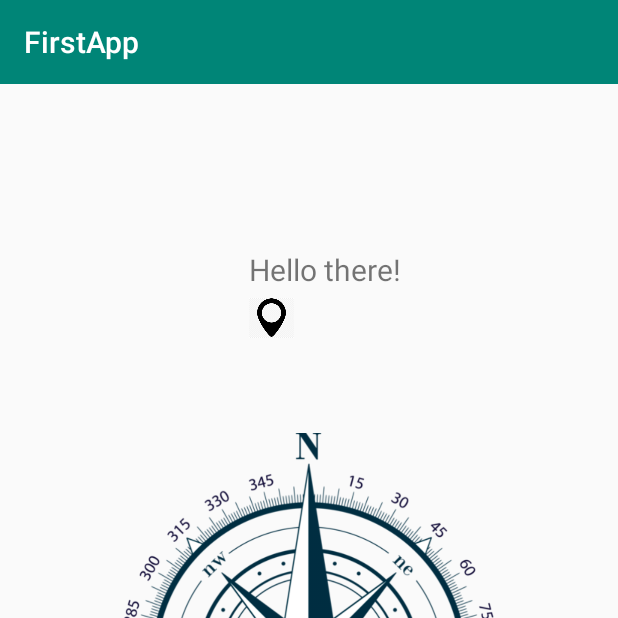
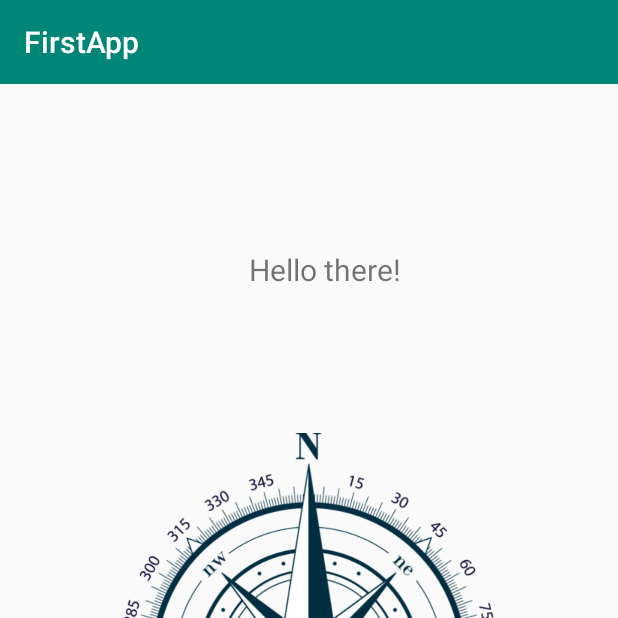
Before and after one commit to amirdawd/FirstApp, an Android app: the Compass screen opened directly, with no data from a screen before it, on a phone screen of 412 x 824 dp, the top half of it. Run offline under Robolectric (Android 15) with nearby library versions, the phone set to English and light mode, and no system bars.

Commit message:
Compass and Accelerometer App.

```diff
--- a/app/src/main/res/layout/activity_compass.xml
+++ b/app/src/main/res/layout/activity_compass.xml
@@ -1,6 +1,8 @@
 <?xml version="1.0" encoding="utf-8"?>
-<RelativeLayout xmlns:android="http://schemas.android.com/apk/res/android"    xmlns:app="http://schemas.android.com/apk/res-auto"
+<RelativeLayout xmlns:android="http://schemas.android.com/apk/res/android"
+    xmlns:app="http://schemas.android.com/apk/res-auto"
     xmlns:tools="http://schemas.android.com/tools"
+    android:id="@+id/parent"
     android:layout_width="match_parent"
     android:layout_height="match_parent"
     tools:context=".Compass">
@@ -33,14 +35,5 @@
         android:text="Hello there!"
         android:textSize="20sp" />
 
-    <ImageView
-        android:id="@+id/imageView"
-        android:layout_width="30dp"
-        android:layout_height="32dp"
-        android:layout_marginLeft="166dp"
-        android:layout_marginTop="140dp"
-        android:layout_marginBottom="166dp"
-        app:srcCompat="@drawable/pointer" />
-
 
 </RelativeLayout>
```
Also changed, not shown: app/src/main/java/com/example/firstapp/Compass.java (+47 -6 lines), 1 other file.
